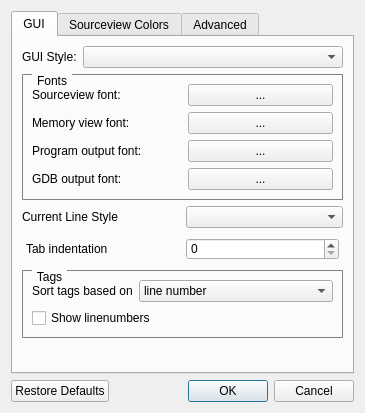
First picture: the form in src/settingsdialog.ui, repository jhn98032/gede, before the edit.
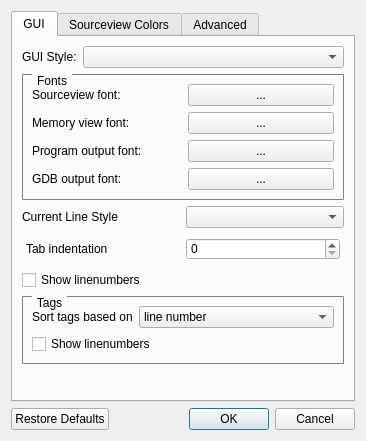
Second picture: the form after the edit. Custom widgets are drawn as their Qt base class.

Commit message: Feature: Added option for disabling line number

Patch:
```diff
--- a/src/settingsdialog.ui
+++ b/src/settingsdialog.ui
@@ -6,8 +6,8 @@
    <rect>
     <x>0</x>
     <y>0</y>
-    <width>365</width>
-    <height>413</height>
+    <width>366</width>
+    <height>441</height>
    </rect>
   </property>
   <property name="windowTitle">
@@ -242,6 +242,13 @@
          </item>
         </layout>
        </item>
+       <item>
+        <widget class="QCheckBox" name="checkBox_showLineNo">
+         <property name="text">
+          <string>Show linenumbers</string>
+         </property>
+        </widget>
+       </item>
        <item>
         <widget class="QGroupBox" name="groupBox">
          <property name="styleSheet">
```
The commit also changes 5 other files.
